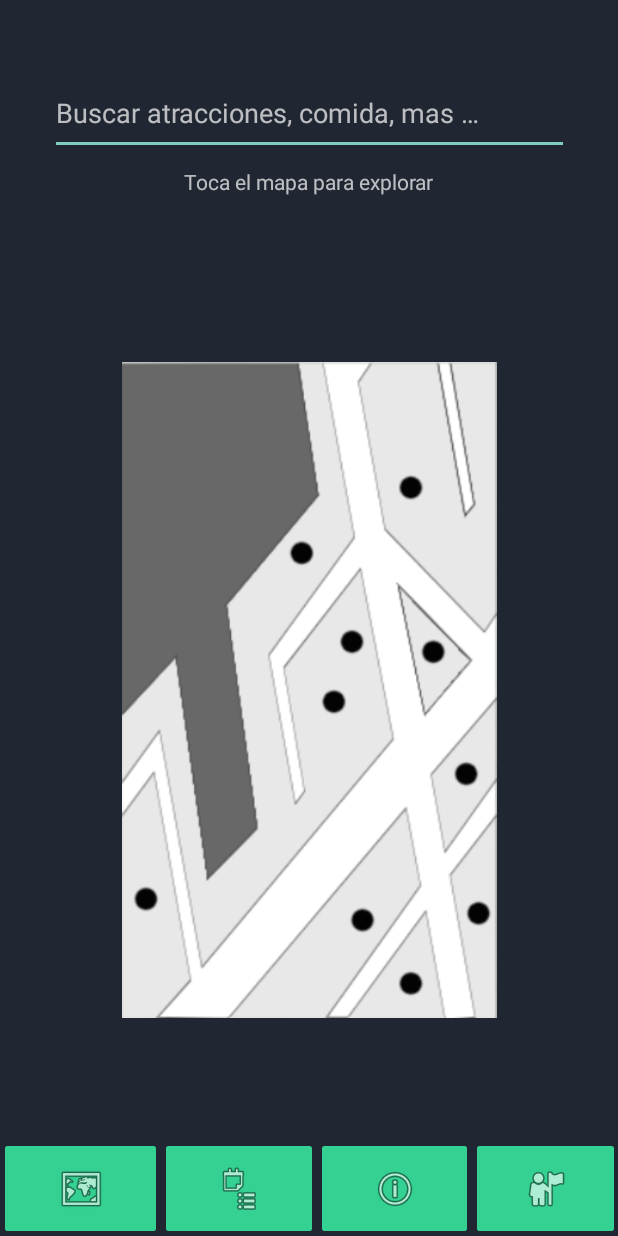
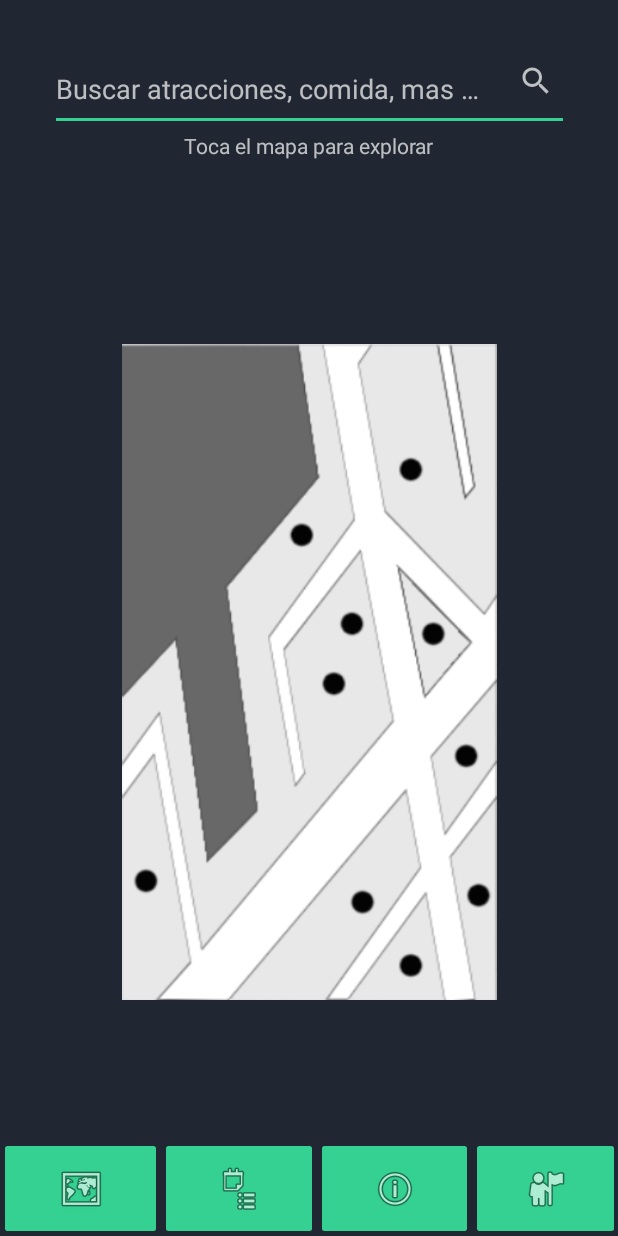
Before and after one commit to FaustoCCR/zooApp, an Android app: the SegundoActivity screen opened directly, with no data from a screen before it, on a phone screen of 412 x 824 dp. Run offline under Robolectric (Android 15) with nearby library versions, the phone set to English and light mode, and no system bars.

Commit message:
Segundo Avance

```diff
--- a/app/src/main/AndroidManifest.xml
+++ b/app/src/main/AndroidManifest.xml
@@ -9,6 +9,12 @@
         android:roundIcon="@mipmap/ic_launcher_round"
         android:supportsRtl="true"
         android:theme="@style/Theme.AppCompat.NoActionBar">
+        <activity
+            android:name=".CuartoActivity"
+            android:exported="false" />
+        <activity
+            android:name=".TercerActivity"
+            android:exported="false" />
         <activity
             android:name=".SegundoActivity"
             android:exported="false" />
--- a/app/src/main/java/com/faustoc/zooapp/MainActivity.java
+++ b/app/src/main/java/com/faustoc/zooapp/MainActivity.java
@@ -5,6 +5,7 @@ import androidx.appcompat.app.AppCompatActivity;
 import android.content.Intent;
 import android.os.Bundle;
 import android.view.View;
+import android.widget.Toast;
 
 public class MainActivity extends AppCompatActivity {
 
--- a/app/src/main/java/com/faustoc/zooapp/SegundoActivity.java
+++ b/app/src/main/java/com/faustoc/zooapp/SegundoActivity.java
@@ -2,7 +2,10 @@ package com.faustoc.zooapp;
 
 import androidx.appcompat.app.AppCompatActivity;
 
+import android.content.Intent;
 import android.os.Bundle;
+import android.view.View;
+import android.widget.Toast;
 
 public class SegundoActivity extends AppCompatActivity {
 
@@ -11,4 +14,13 @@ public class SegundoActivity extends AppCompatActivity {
         super.onCreate(savedInstanceState);
         setContentView(R.layout.activity_segundo);
     }
+
+    public void seeList(View v){
+
+        Intent intent = new Intent(this, TercerActivity.class);
+        startActivity(intent);
+
+
+
+    }
 }
--- a/app/src/main/res/layout/activity_segundo.xml
+++ b/app/src/main/res/layout/activity_segundo.xml
@@ -4,8 +4,8 @@
     xmlns:tools="http://schemas.android.com/tools"
     android:layout_width="match_parent"
     android:layout_height="match_parent"
-    tools:context=".SegundoActivity"
-    android:background="#202732">
+    android:background="#202732"
+    tools:context=".SegundoActivity">
 
     <TableRow
         android:id="@+id/tableRow"
@@ -19,33 +19,34 @@
             android:id="@+id/imageButton3"
             android:layout_width="107dp"
             android:layout_height="match_parent"
+            android:background="@drawable/buttons_style"
             android:contentDescription="@string/button1"
-            app:srcCompat="@android:drawable/ic_menu_mapmode"
-            android:background="@drawable/buttons_style" />
+            app:srcCompat="@android:drawable/ic_menu_mapmode" />
 
         <ImageButton
-            android:id="@+id/imageButton2"
+            android:id="@+id/button_list"
             android:layout_width="104dp"
             android:layout_height="match_parent"
+            android:background="@drawable/buttons_style"
             android:contentDescription="@string/button2"
-            app:srcCompat="@android:drawable/ic_menu_agenda"
-            android:background="@drawable/buttons_style"/>
+            android:onClick="seeList"
+            app:srcCompat="@android:drawable/ic_menu_agenda" />
 
         <ImageButton
             android:id="@+id/imageButton4"
             android:layout_width="103dp"
             android:layout_height="match_parent"
+            android:background="@drawable/buttons_style"
             android:contentDescription="@string/button3"
-            app:srcCompat="@android:drawable/ic_menu_info_details"
-            android:background="@drawable/buttons_style"/>
+            app:srcCompat="@android:drawable/ic_menu_info_details" />
 
         <ImageButton
             android:id="@+id/imageButton5"
             android:layout_width="98dp"
             android:layout_height="match_parent"
+            android:background="@drawable/buttons_style"
             android:contentDescription="@string/button4"
-            app:srcCompat="@android:drawable/ic_menu_myplaces"
-            android:background="@drawable/buttons_style"/>
+            app:srcCompat="@android:drawable/ic_menu_myplaces" />
 
     </TableRow>
 
@@ -53,7 +54,6 @@
         android:id="@+id/textView3"
         android:layout_width="wrap_content"
         android:layout_height="48dp"
-        android:layout_marginTop="8dp"
         android:text="@string/guia1"
         app:layout_constraintEnd_toEndOf="parent"
         app:layout_constraintStart_toStartOf="parent"
@@ -63,20 +63,21 @@
         android:id="@+id/editTextTextPersonName2"
         android:layout_width="346dp"
         android:layout_height="55dp"
-        android:layout_marginTop="48dp"
+        android:layout_marginTop="32dp"
+        android:backgroundTint="#34D192"
         android:ems="10"
         android:hint="@string/placeholder3"
         android:inputType="textPersonName"
         android:minHeight="48dp"
         app:layout_constraintEnd_toEndOf="parent"
+        app:layout_constraintHorizontal_bias="0.507"
         app:layout_constraintStart_toStartOf="parent"
         app:layout_constraintTop_toTopOf="parent" />
 
     <LinearLayout
+        android:id="@+id/linearLayout2"
         android:layout_width="wrap_content"
         android:layout_height="wrap_content"
-        android:layout_marginTop="8dp"
-        android:layout_marginBottom="8dp"
         android:orientation="horizontal"
         app:layout_constraintBottom_toTopOf="@+id/tableRow"
         app:layout_constraintEnd_toEndOf="parent"
@@ -91,4 +92,15 @@
             app:srcCompat="@drawable/zoo_map" />
     </LinearLayout>
 
+    <SearchView
+        android:id="@+id/searchView2"
+        android:layout_width="46dp"
+        android:layout_height="35dp"
+        android:layout_marginEnd="32dp"
+        android:layout_marginBottom="16dp"
+        app:layout_constraintBottom_toTopOf="@+id/textView3"
+        app:layout_constraintEnd_toEndOf="parent"
+        app:layout_constraintTop_toTopOf="parent"
+        app:layout_constraintVertical_bias="1.0" />
+
 </androidx.constraintlayout.widget.ConstraintLayout>
```
Also changed, not shown: app/src/main/java/com/faustoc/zooapp/CuartoActivity.java (added, +14 -0 lines), app/src/main/java/com/faustoc/zooapp/TercerActivity.java (added, +28 -0 lines), app/src/main/res/layout/activity_cuarto.xml (added, +7 -0 lines), app/src/main/res/layout/activity_tercero.xml (added, +139 -0 lines), app/src/main/res/layout/spinner_item.xml (added, +7 -0 lines), app/src/main/res/values/strings.xml (+7 -0 lines), app/src/main/res/drawable/lion_image.jpg (added), app/src/main/res/drawable/lion_picture.jpg (added).
